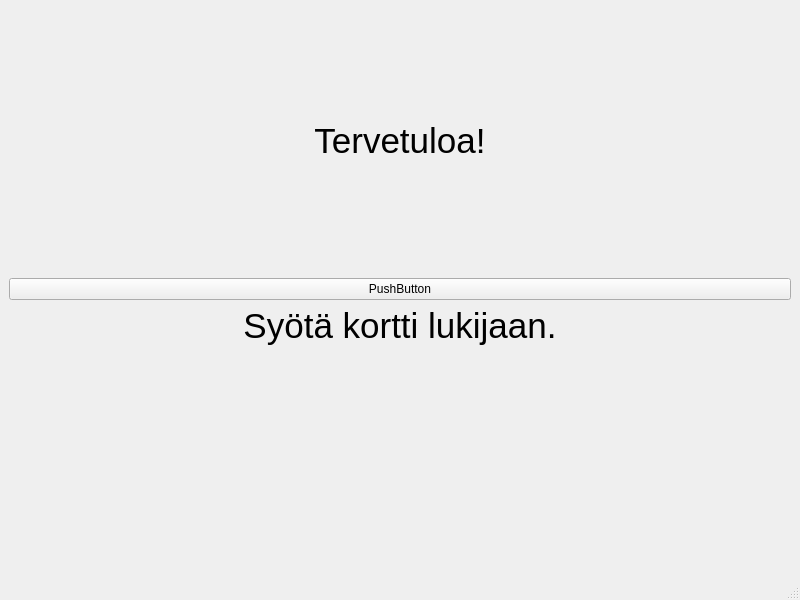
The window that qt_frontend/banksimul35/mainwindow.ui (PauliRekila/Banksimul) describes before a commit, drawn with Qt 5.
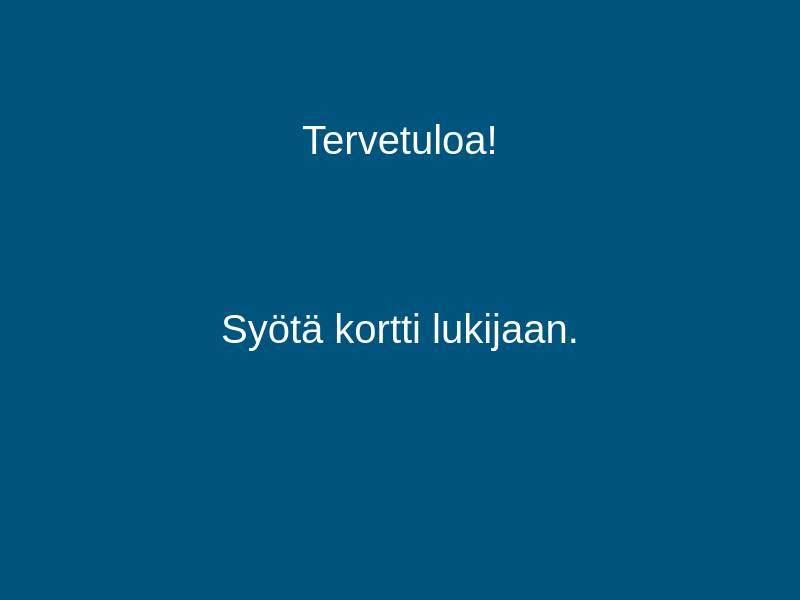
The same window after the commit.

What changed in the file:
```diff
--- a/qt_frontend/banksimul35/mainwindow.ui
+++ b/qt_frontend/banksimul35/mainwindow.ui
@@ -13,19 +13,177 @@
   <property name="windowTitle">
    <string>MainWindow</string>
   </property>
+  <property name="styleSheet">
+   <string notr="true">background-color: rgb(0, 85, 127);</string>
+  </property>
   <widget class="QWidget" name="centralwidget">
+   <property name="sizePolicy">
+    <sizepolicy hsizetype="Preferred" vsizetype="Preferred">
+     <horstretch>0</horstretch>
+     <verstretch>0</verstretch>
+    </sizepolicy>
+   </property>
    <layout class="QVBoxLayout" name="verticalLayout_2">
     <item>
      <layout class="QVBoxLayout" name="verticalLayout">
       <item>
        <widget class="QLabel" name="label">
+        <property name="palette">
+         <palette>
+          <active>
+           <colorrole role="Button">
+            <brush brushstyle="SolidPattern">
+             <color alpha="255">
+              <red>0</red>
+              <green>85</green>
+              <blue>127</blue>
+             </color>
+            </brush>
+           </colorrole>
+           <colorrole role="Text">
+            <brush brushstyle="SolidPattern">
+             <color alpha="255">
+              <red>255</red>
+              <green>255</green>
+              <blue>255</blue>
+             </color>
+            </brush>
+           </colorrole>
+           <colorrole role="Base">
+            <brush brushstyle="SolidPattern">
+             <color alpha="255">
+              <red>0</red>
+              <green>85</green>
+              <blue>127</blue>
+             </color>
+            </brush>
+           </colorrole>
+           <colorrole role="Window">
+            <brush brushstyle="SolidPattern">
+             <color alpha="255">
+              <red>0</red>
+              <green>85</green>
+              <blue>127</blue>
+             </color>
+            </brush>
+           </colorrole>
+           <colorrole role="PlaceholderText">
+            <brush brushstyle="SolidPattern">
+             <color alpha="128">
+              <red>255</red>
+              <green>255</green>
+              <blue>255</blue>
+             </color>
+            </brush>
+           </colorrole>
+          </active>
+          <inactive>
+           <colorrole role="Button">
+            <brush brushstyle="SolidPattern">
+             <color alpha="255">
+              <red>0</red>
+              <green>85</green>
+              <blue>127</blue>
+             </color>
+            </brush>
+           </colorrole>
+           <colorrole role="Text">
+            <brush brushstyle="SolidPattern">
+             <color alpha="255">
+              <red>255</red>
+              <green>255</green>
+              <blue>255</blue>
+             </color>
+            </brush>
+           </colorrole>
+           <colorrole role="Base">
+            <brush brushstyle="SolidPattern">
+             <color alpha="255">
+              <red>0</red>
+              <green>85</green>
+              <blue>127</blue>
+             </color>
+            </brush>
+           </colorrole>
+           <colorrole role="Window">
+            <brush brushstyle="SolidPattern">
+             <color alpha="255">
+              <red>0</red>
+              <green>85</green>
+              <blue>127</blue>
+             </color>
+            </brush>
+           </colorrole>
+           <colorrole role="PlaceholderText">
+            <brush brushstyle="SolidPattern">
+             <color alpha="128">
+              <red>255</red>
+              <green>255</green>
+              <blue>255</blue>
+             </color>
+            </brush>
+           </colorrole>
+          </inactive>
+          <disabled>
+           <colorrole role="Button">
+            <brush brushstyle="SolidPattern">
+             <color alpha="255">
+              <red>0</red>
+              <green>85</green>
+              <blue>127</blue>
+             </color>
+            </brush>
+           </colorrole>
+           <colorrole role="Text">
+            <brush brushstyle="SolidPattern">
+             <color alpha="96">
+              <red>164</red>
+              <green>166</green>
+              <blue>168</blue>
+             </color>
+            </brush>
+           </colorrole>
+           <colorrole role="Base">
+            <brush brushstyle="SolidPattern">
+             <color alpha="255">
+              <red>0</red>
+              <green>85</green>
+              <blue>127</blue>
+             </color>
+            </brush>
+           </colorrole>
+           <colorrole role="Window">
+            <brush brushstyle="SolidPattern">
+             <color alpha="255">
+              <red>0</red>
+              <green>85</green>
+              <blue>127</blue>
+             </color>
+            </brush>
+           </colorrole>
+           <colorrole role="PlaceholderText">
+            <brush brushstyle="SolidPattern">
+             <color alpha="128">
+              <red>255</red>
+              <green>255</green>
+              <blue>255</blue>
+             </color>
+            </brush>
+           </colorrole>
+          </disabled>
+         </palette>
+        </property>
         <property name="font">
          <font>
-          <pointsize>26</pointsize>
+          <family>MS Shell Dlg 2</family>
+          <pointsize>30</pointsize>
+          <weight>50</weight>
+          <italic>false</italic>
+          <bold>false</bold>
          </font>
         </property>
         <property name="text">
-         <string>Tervetuloa!</string>
+         <string>&lt;html&gt;&lt;head/&gt;&lt;body&gt;&lt;p&gt;&lt;span style=&quot; color:#ffffff;&quot;&gt;Tervetuloa!&lt;/span&gt;&lt;/p&gt;&lt;/body&gt;&lt;/html&gt;</string>
         </property>
         <property name="alignment">
          <set>Qt::AlignCenter</set>
@@ -35,19 +193,171 @@
       <item>
        <widget class="QPushButton" name="pushButton">
         <property name="text">
-         <string>PushButton</string>
+         <string/>
+        </property>
+        <property name="flat">
+         <bool>true</bool>
         </property>
        </widget>
       </item>
       <item>
        <widget class="QLabel" name="label_2">
+        <property name="palette">
+         <palette>
+          <active>
+           <colorrole role="Button">
+            <brush brushstyle="SolidPattern">
+             <color alpha="255">
+              <red>0</red>
+              <green>85</green>
+              <blue>127</blue>
+             </color>
+            </brush>
+           </colorrole>
+           <colorrole role="Text">
+            <brush brushstyle="SolidPattern">
+             <color alpha="255">
+              <red>255</red>
+              <green>255</green>
+              <blue>255</blue>
+             </color>
+            </brush>
+           </colorrole>
+           <colorrole role="Base">
+            <brush brushstyle="SolidPattern">
+             <color alpha="255">
+              <red>0</red>
+              <green>85</green>
+              <blue>127</blue>
+             </color>
+            </brush>
+           </colorrole>
+           <colorrole role="Window">
+            <brush brushstyle="SolidPattern">
+             <color alpha="255">
+              <red>0</red>
+              <green>85</green>
+              <blue>127</blue>
+             </color>
+            </brush>
+           </colorrole>
+           <colorrole role="PlaceholderText">
+            <brush brushstyle="SolidPattern">
+             <color alpha="128">
+              <red>255</red>
+              <green>255</green>
+              <blue>255</blue>
+             </color>
+            </brush>
+           </colorrole>
+          </active>
+          <inactive>
+           <colorrole role="Button">
+            <brush brushstyle="SolidPattern">
+             <color alpha="255">
+              <red>0</red>
+              <green>85</green>
+              <blue>127</blue>
+             </color>
+            </brush>
+           </colorrole>
+           <colorrole role="Text">
+            <brush brushstyle="SolidPattern">
+             <color alpha="255">
+              <red>255</red>
+              <green>255</green>
+              <blue>255</blue>
+             </color>
+            </brush>
+           </colorrole>
+           <colorrole role="Base">
+            <brush brushstyle="SolidPattern">
+             <color alpha="255">
+              <red>0</red>
+              <green>85</green>
+              <blue>127</blue>
+             </color>
+            </brush>
+           </colorrole>
+           <colorrole role="Window">
+            <brush brushstyle="SolidPattern">
+             <color alpha="255">
+              <red>0</red>
+              <green>85</green>
+              <blue>127</blue>
+             </color>
+            </brush>
+           </colorrole>
+           <colorrole role="PlaceholderText">
+            <brush brushstyle="SolidPattern">
+             <color alpha="128">
+              <red>255</red>
+              <green>255</green>
+              <blue>255</blue>
+             </color>
+            </brush>
+           </colorrole>
+          </inactive>
+          <disabled>
+           <colorrole role="Button">
+            <brush brushstyle="SolidPattern">
+             <color alpha="255">
+              <red>0</red>
+              <green>85</green>
+              <blue>127</blue>
+             </color>
+            </brush>
+           </colorrole>
+           <colorrole role="Text">
+            <brush brushstyle="SolidPattern">
+             <color alpha="96">
+              <red>164</red>
+              <green>166</green>
+              <blue>168</blue>
+             </color>
+            </brush>
+           </colorrole>
+           <colorrole role="Base">
+            <brush brushstyle="SolidPattern">
+             <color alpha="255">
+              <red>0</red>
+              <green>85</green>
+              <blue>127</blue>
+             </color>
+            </brush>
+           </colorrole>
+           <colorrole role="Window">
+            <brush brushstyle="SolidPattern">
+             <color alpha="255">
+              <red>0</red>
+              <green>85</green>
+              <blue>127</blue>
+             </color>
+            </brush>
+           </colorrole>
+           <colorrole role="PlaceholderText">
+            <brush brushstyle="SolidPattern">
+             <color alpha="128">
+              <red>255</red>
+              <green>255</green>
+              <blue>255</blue>
+             </color>
+            </brush>
+           </colorrole>
+          </disabled>
+         </palette>
+        </property>
         <property name="font">
          <font>
-          <pointsize>26</pointsize>
+          <family>MS Shell Dlg 2</family>
+          <pointsize>30</pointsize>
+          <weight>50</weight>
+          <italic>false</italic>
+          <bold>false</bold>
          </font>
         </property>
         <property name="text">
-         <string>Syötä kortti lukijaan.</string>
+         <string>&lt;html&gt;&lt;head/&gt;&lt;body&gt;&lt;p&gt;&lt;span style=&quot; color:#ffffff;&quot;&gt;Syötä kortti lukijaan.&lt;/span&gt;&lt;/p&gt;&lt;/body&gt;&lt;/html&gt;</string>
         </property>
         <property name="alignment">
          <set>Qt::AlignHCenter|Qt::AlignTop</set>
```
Left out of the diff: 2 changed lines with no effect on the pictures.
